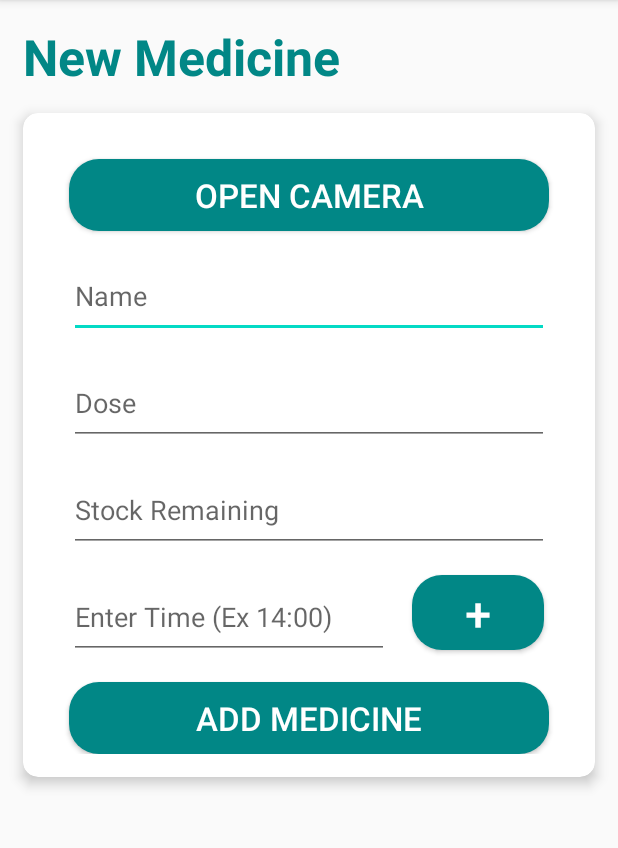
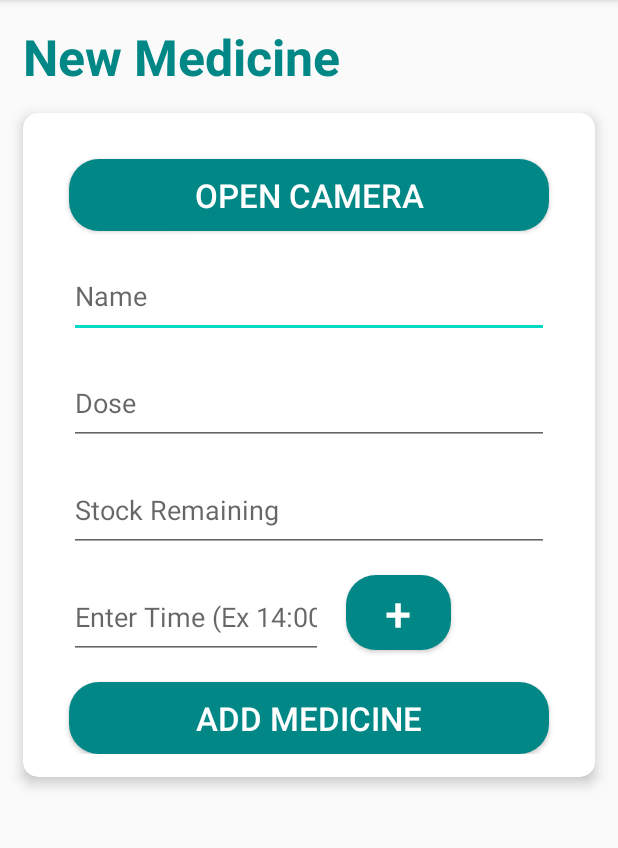
Before and after one commit to jasmeet0915/RemedE-Reminding-Medicines-Everyday, an Android app: the AddMedicineActivity screen opened directly, with no data from a screen before it, on a phone screen of 412 x 824 dp, the part 84-932 px from its top. Run offline under Robolectric (Android 15) with nearby library versions, the phone set to English and light mode, and no system bars; our stand-ins replace Firebase (no records; nobody signed in at launch, a user with empty details on screens opened directly).

Commit message:
layout button bug fixed

```diff
--- a/remedE-app/app/src/main/res/layout/activity_add_medicine.xml
+++ b/remedE-app/app/src/main/res/layout/activity_add_medicine.xml
@@ -88,7 +88,7 @@
 
             <EditText
                 android:id="@+id/EnterTime"
-                android:layout_width="wrap_content"
+                android:layout_width="169dp"
                 android:layout_height="56dp"
                 android:layout_margin="15dp"
                 android:ems="10"
@@ -99,7 +99,7 @@
 
             <Button
                 android:id="@+id/AddTimeButton"
-                android:layout_width="wrap_content"
+                android:layout_width="70dp"
                 android:layout_height="50dp"
                 android:layout_margin="15dp"
                 android:background="@drawable/rounded_button"
--- a/remedE-app/app/src/main/res/layout/activity_patient_insertion.xml
+++ b/remedE-app/app/src/main/res/layout/activity_patient_insertion.xml
@@ -67,7 +67,7 @@
 
             <EditText
                 android:id="@+id/Age_text"
-                android:layout_width="140dp"
+                android:layout_width="130dp"
                 android:layout_height="45dp"
                 android:layout_margin="15dp"
                 android:layout_marginTop="12dp"
@@ -79,7 +79,7 @@
 
             <EditText
                 android:id="@+id/Weight_text"
-                android:layout_width="140dp"
+                android:layout_width="130dp"
                 android:layout_height="45dp"
                 android:layout_margin="15dp"
                 android:layout_marginTop="20dp"
--- a/remedE-app/app/src/main/res/layout/activity_user_acc.xml
+++ b/remedE-app/app/src/main/res/layout/activity_user_acc.xml
@@ -185,7 +185,7 @@
 
         <Button
             android:id="@+id/addMedButton"
-            android:layout_width="264dp"
+            android:layout_width="234dp"
             android:layout_height="wrap_content"
             android:layout_margin="15dp"
             android:padding="10dp"
@@ -200,7 +200,7 @@
 
         <Button
             android:id="@+id/logout_button"
-            android:layout_width="110dp"
+            android:layout_width="100dp"
             android:layout_height="wrap_content"
             android:layout_margin="15dp"
             android:padding="10dp"
--- a/remedE-app/app/src/main/res/layout/med_layout.xml
+++ b/remedE-app/app/src/main/res/layout/med_layout.xml
@@ -31,10 +31,11 @@
             android:layout_width="251dp"
             android:layout_height="wrap_content"
             android:text="Medicine Name"
-            android:textSize="10pt"
+            android:textSize="15pt"
             android:textColor="#018786"
             app:layout_constraintEnd_toEndOf="parent"
             app:layout_constraintTop_toTopOf="parent"
+            app:layout_constraintStart_toEndOf="@id/pillIcon"
             android:gravity="center"
             android:textStyle="bold" />
 
@@ -46,8 +47,9 @@
             android:textSize="7pt"
             android:textColor="#018786"
             app:layout_constraintTop_toBottomOf="@id/medName"
-            app:layout_constraintBottom_toBottomOf="parent"
+            app:layout_constraintBottom_toTopOf="@id/takenSwitch"
             app:layout_constraintEnd_toEndOf="parent"
+            app:layout_constraintStart_toEndOf="@id/pillIcon"
             android:gravity="center"/>
 
         <Switch
```
Also changed, not shown: remedE-app/app/src/main/java/com/example/remede/UserInfo.kt (+10 -1 lines).
